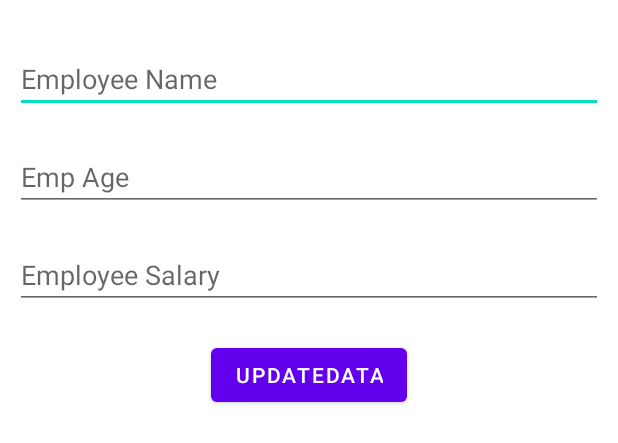
After one commit to rajkayasth/Firebase_tutorial, an Android app: the layout update_dialog.xml on its own in the app's theme, with its tools: preview values and no code run, on a phone screen of 412 x 824 dp. The commit adds this screen. Shown: the top 443 px of the screen. Run offline under Robolectric (Android 15) with nearby library versions, the phone set to English and light mode, and no system bars.

Commit message:
- Update Data in Firebase Realtime Database

```diff
--- /dev/null
+++ b/app/src/main/res/layout/update_dialog.xml
@@ -0,0 +1,42 @@
+<?xml version="1.0" encoding="utf-8"?>
+<LinearLayout xmlns:android="http://schemas.android.com/apk/res/android"
+    android:layout_width="match_parent"
+    android:layout_height="match_parent"
+    android:orientation="vertical"
+    android:padding="10dp">
+
+    <EditText
+        android:id="@+id/etEmpNameUpdate"
+        android:layout_width="match_parent"
+        android:layout_height="wrap_content"
+        android:layout_marginTop="20dp"
+        android:hint="Employee Name"
+        android:inputType="textPersonName" />
+
+    <EditText
+        android:id="@+id/etEmpAgeUpdate"
+        android:layout_width="match_parent"
+        android:layout_height="wrap_content"
+        android:layout_marginTop="20dp"
+        android:ems="10"
+        android:hint="@string/emp_age" />
+
+    <EditText
+        android:id="@+id/etEmpSalaryUpdate"
+        android:layout_width="match_parent"
+        android:layout_height="wrap_content"
+        android:layout_marginTop="20dp"
+        android:ems="10"
+        android:hint="@string/employee_salary"
+        android:inputType="textPersonName" />
+
+    <Button
+        android:id="@+id/btnUpdateDataDialog"
+        android:layout_width="wrap_content"
+        android:layout_height="wrap_content"
+        android:layout_gravity="center"
+        android:layout_marginTop="20dp"
+        android:text="@string/update_data" />
+
+
+</LinearLayout>
--- a/app/src/main/res/values/strings.xml
+++ b/app/src/main/res/values/strings.xml
@@ -44,4 +44,5 @@
     <string name="delete">Delete</string>
     <string name="emp_id">Emp id</string>
     <string name="emp_age">Emp Age</string>
+    <string name="employee_salary">Employee Salary</string>
 </resources>
```
Also changed, not shown: app/src/main/java/com/example/firebaseauthexampe/realtimedb/activitys/EmployeeDetailsActivity.kt (+72 -1 lines).
